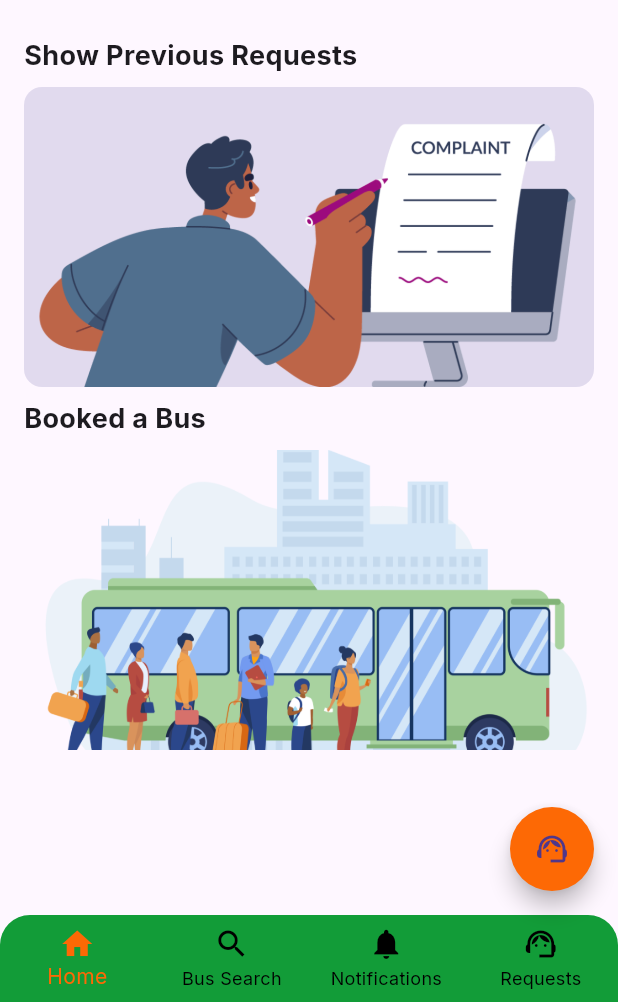
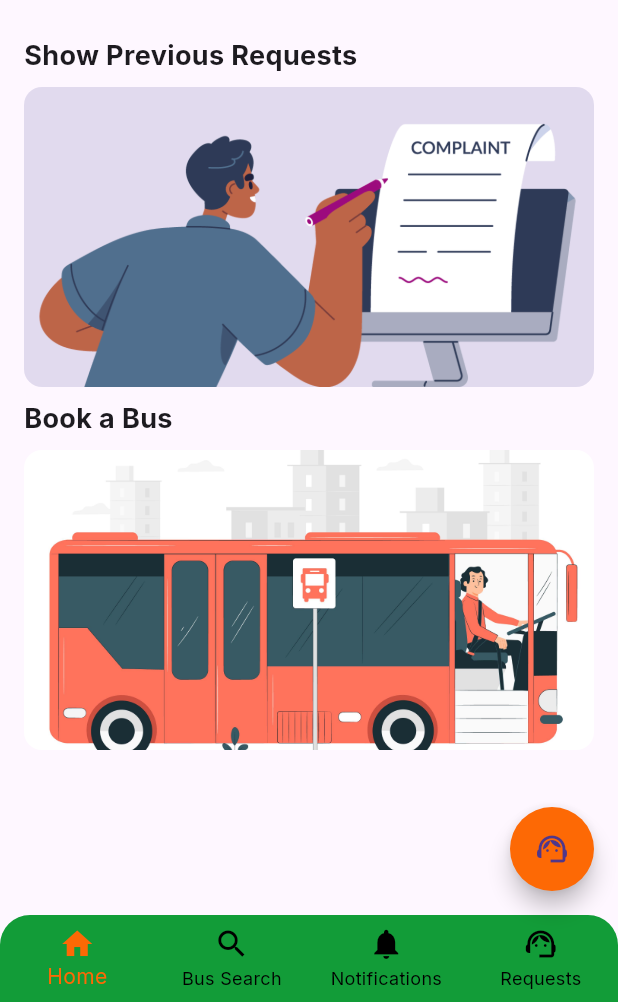
Before and after one commit to udithgunasekara/UEE_BusTicketBooking, a Flutter app: the Home screen opened by its route, on a phone screen of 412 x 824 dp, the part 234-1236 px from its top. Run offline on Flutter 3.47's test engine with Material 3 defaults, Android fonts, the phone set to English and light mode, and no system bars; our stand-ins replace cloud_firestore, firebase_auth, firebase_core, firebase_storage, google_fonts, image_picker and 3 more; missing offline and left inert: mobile_scanner; accounts and stored records are empty.

Commit message:
home updated

```diff
--- a/swiftbus/lib/common/Home.dart
+++ b/swiftbus/lib/common/Home.dart
@@ -312,7 +312,7 @@
             child: Align(
               alignment: Alignment.centerLeft,
               child: Text(
-                'Booked a Bus',
+                'Book a Bus',
                 style: TextStyle(
                   fontSize: 18,
                   fontWeight: FontWeight.bold,
@@ -337,7 +337,7 @@
               decoration: BoxDecoration(
                 borderRadius: BorderRadius.circular(12),
                 image: const DecorationImage(
-                  image: AssetImage('assets/bus_queue.png'), // Use AssetImage for asset background
+                  image: AssetImage('assets/bus.png'), // Use AssetImage for asset background
                   fit: BoxFit.cover,
                 ),
               ),
--- a/swiftbus/pubspec.yaml
+++ b/swiftbus/pubspec.yaml
@@ -74,6 +74,7 @@
   assets:
     - assets/bus_queue.png
     - assets/complain.png
+    - assets/bus.png
 
   # An image asset can refer to one or more resolution-specific "variants", see
   # https://flutter.dev/to/resolution-aware-images
```
Also changed, not shown: swiftbus/assets/bus.png (added).
